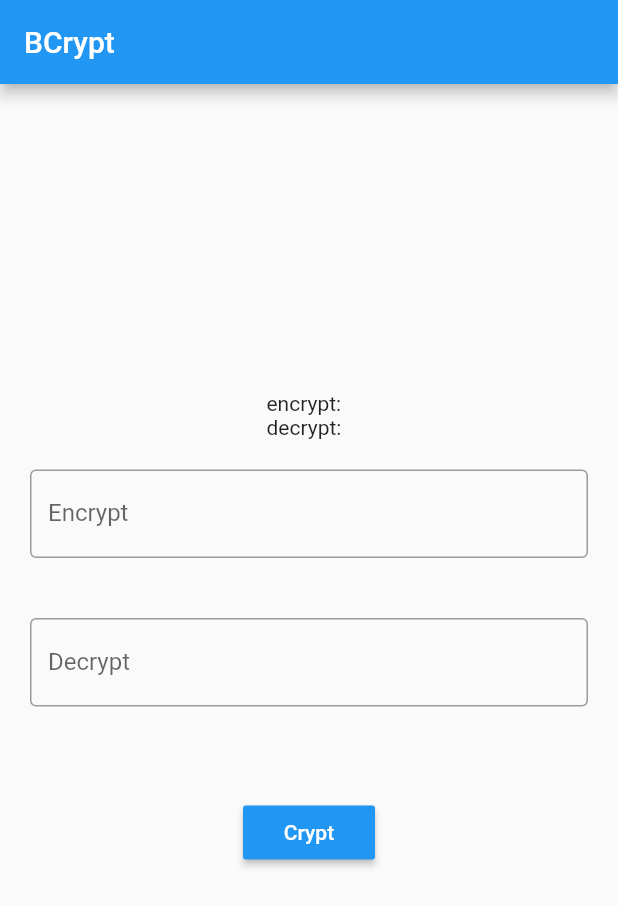
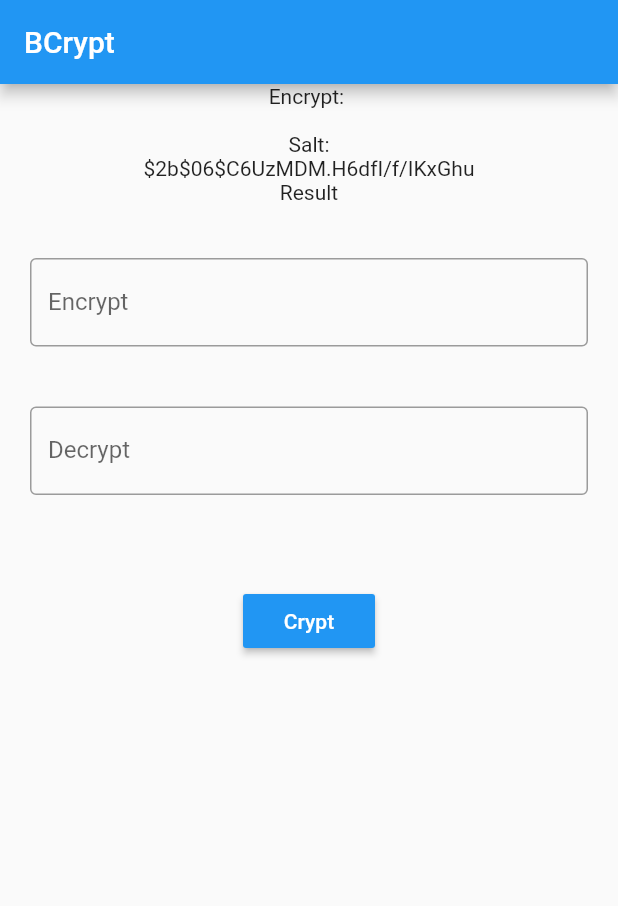
Before and after one commit to patrickerson/bcrypt_app, a Flutter app: the screen it shows after launch, after a tap on "Crypt", on a phone screen of 412 x 824 dp. Shown: the top 906 px of the screen. Run offline on Flutter 3.47's test engine with Material 2 defaults, Android fonts, the phone set to English and light mode, and no system bars; our stand-ins replace flutter_mobx, mobx; missing offline and left inert: flutter_bcrypt; generated files the repository leaves out were written again.

Commit message:
Crypt function add

```diff
--- a/lib/app/home.dart
+++ b/lib/app/home.dart
@@ -1,4 +1,5 @@
 import 'package:flutter/material.dart';
+import 'package:flutter_bcrypt/flutter_bcrypt.dart';
 import 'package:flutter_mobx/flutter_mobx.dart';
 
 import 'home_controller.dart';
@@ -7,8 +8,13 @@ import 'home_controller.dart';
 class HomePage extends StatelessWidget {
 
   HomeController controller = new HomeController();
+  String salt;
+  String result;
+  Widget _cryptButton() {
 
-  Widget _cryptButton(){
+    return Observer(
+
+        builder: (_){
           return Padding(
             padding: EdgeInsets.all(40),
             child: RaisedButton(
@@ -18,10 +24,16 @@ class HomePage extends StatelessWidget {
                 style: TextStyle(color: Colors.white),
               ),
               onPressed: (){
-            //TODO: crypt
-          },
+                Future<String> hash = FlutterBcrypt.hashPw(
+                    password: controller.model.encrypt,
+                    salt: salt);
+              hash.then((value) => controller.model.decrypt = value);
+              }
+          )
+          );
+        }
+        );
 
-    ));
   }
   Widget _textInput({String labelText, String hintText, void Function(String) onChanged }){
     return Observer(
@@ -36,35 +48,51 @@ class HomePage extends StatelessWidget {
           hintText: hintText,
           border: OutlineInputBorder(),
            ),
-      ));}
+          )
         );
+      });
   }
 
   @override
   Widget build(BuildContext context) {
+
+    salt = r'$2b$06$C6UzMDM.H6dfI/f/IKxGhu';
+    result = "";
+
+
     return Scaffold(
       appBar: AppBar(
         title: Text("BCrypt"),
       ),
-      body: Column(
+      body: SingleChildScrollView(child: Column(
         mainAxisAlignment: MainAxisAlignment.center,
         mainAxisSize: MainAxisSize.max,
         children: <Widget>[
+          Text("Encrypt: "),
           Observer(
               builder: (_){
-                return Text("encrypt: ${controller.encrypt} \ndecrypt: ${controller.decrypt}");
+                return Text("${controller.model.encrypt}", textAlign: TextAlign.center,);
 
               }),
+          Text("Salt:"),
+          Observer(
+              builder: (_){
+                return Text(salt);
+
+              }),
+          Text("Result"),
+      Observer(
+          builder: (_){return Text(controller.model.decrypt, textAlign: TextAlign.center,);}),
           _textInput(
               labelText: "Encrypt",
-              hintText: controller.decrypt,
-              onChanged: controller.setEncrypt,
+              hintText: controller.model.decrypt,
+              onChanged: controller.model.setEncrypt,
 
           ),
           _textInput(
               labelText: "Decrypt",
-              hintText: controller.encrypt,
-              onChanged: controller.setDecrypt,
+              hintText: controller.model.encrypt,
+              onChanged: controller.model.setDecrypt,
           ),
 
           _cryptButton(),
@@ -74,7 +102,7 @@ class HomePage extends StatelessWidget {
 
 
         ],
-      ),
+      ),)
     );
 
   }
--- a/lib/app/home_controller.dart
+++ b/lib/app/home_controller.dart
@@ -1,4 +1,7 @@
+
+import 'package:bcrypt_app/app/text_model.dart';
 import 'package:mobx/mobx.dart';
+
 
 part 'home_controller.g.dart';
 
@@ -7,15 +10,10 @@ class HomeController = _HomeControllerBase with _$HomeController;
 
 abstract class _HomeControllerBase with Store {
 
-  @observable
-  String encrypt = "";
-  @action
-  void setEncrypt( String input) => encrypt = input;
+  TextModel model = TextModel();
 
 
-  @observable
-  String decrypt = "";
-  @action
-  void setDecrypt(String input) => decrypt = input;
+
+
 
 }
--- /dev/null
+++ b/lib/app/text_model.dart
@@ -0,0 +1,20 @@
+import 'package:mobx/mobx.dart';
+
+part 'text_model.g.dart';
+
+
+class TextModel = _TextModelBase with _$TextModel;
+
+abstract class _TextModelBase with Store {
+
+  @observable
+  String encrypt = "";
+  @action
+  void setEncrypt( String input) => encrypt = input;
+
+
+  @observable
+  String decrypt = "";
+  @action
+  void setDecrypt(String input) => decrypt = input;
+}
--- a/pubspec.yaml
+++ b/pubspec.yaml
@@ -21,10 +21,12 @@ environment:
   sdk: ">=2.7.0 <3.0.0"
 
 dependencies:
+  flutter_bcrypt: ^1.0.5
   flutter:
     sdk: flutter
   mobx:
   flutter_mobx:
+  rxdart: ^0.23.1
 
 
   # The following adds the Cupertino Icons font to your application.
```
Also changed, not shown: lib/app/home_controller.g.dart, pubspec.lock. Lines whose indentation alone changed are shown as unchanged.
